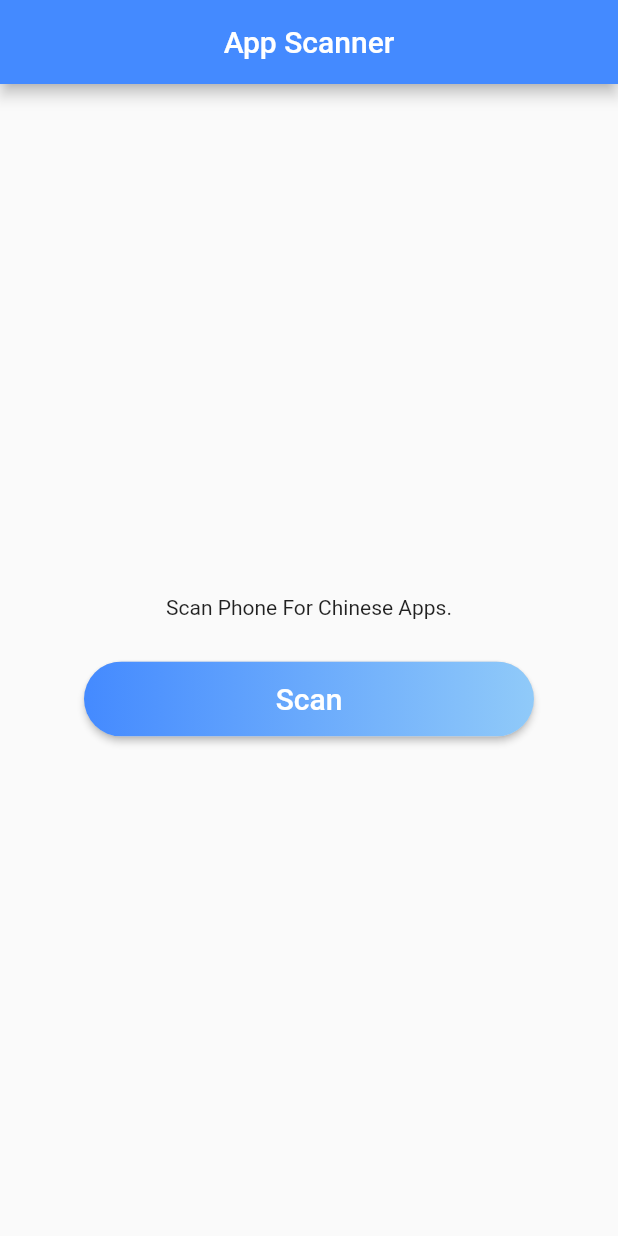
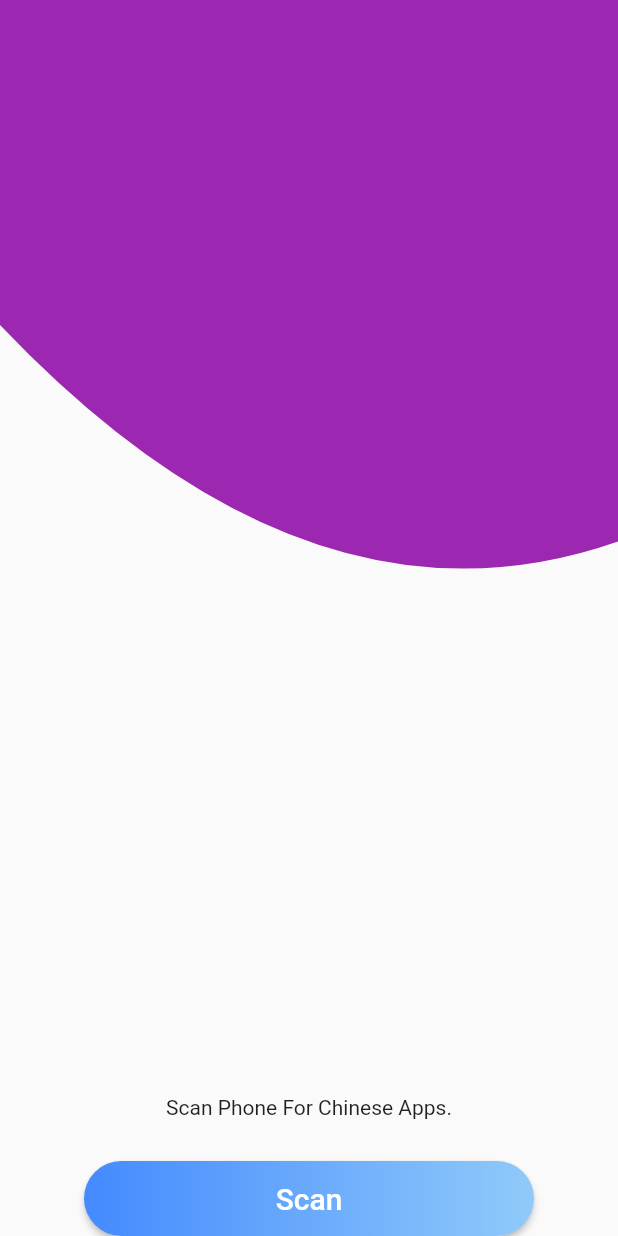
Before and after one commit to AlphaArtrem/app_scanner, a Flutter app: the screen it shows after launch, on a phone screen of 412 x 824 dp. Run offline on Flutter 3.47's test engine with Material 2 defaults, Android fonts, the phone set to English and light mode, and no system bars; our stand-ins replace flutter_spinkit; missing offline and left inert: android_intent, device_apps.

Commit message:
Added custom painter header to home

```diff
--- a/lib/screens/home.dart
+++ b/lib/screens/home.dart
@@ -1,4 +1,5 @@
 import 'package:appscanner/common/formatting.dart';
+import 'package:appscanner/common/painter.dart';
 import 'package:flutter/cupertino.dart';
 import 'package:flutter/material.dart';
 import 'package:device_apps/device_apps.dart';
@@ -65,16 +66,22 @@ class _HomeState extends State<Home> {
 
   @override
   Widget build(BuildContext context) {
+    Size size= MediaQuery.of(context).size;
     return Scaffold(
-      appBar: AppBar(
-        title: Text("App Scanner"),
-        centerTitle: true,
-        backgroundColor: Colors.blueAccent,
+      body: Column(
+        children: <Widget>[
+          Expanded(
+            child: Stack(
+              children: <Widget>[
+                Container(
+                  child: CustomPaint(
+                    size: Size(size.width, size.height),
+                    painter: TopPainter(Colors.purple),
                   ),
-      body: Center(
-          child: Column(
-            mainAxisAlignment: MainAxisAlignment.center,
-            children: <Widget>[
+                ),
+              ],
+            ),
+          ),
           !_loading ? Padding(
             padding: const EdgeInsets.all(8.0),
             child: Center(child: Text("Scan Phone For Chinese Apps.")),
@@ -121,7 +128,6 @@ class _HomeState extends State<Home> {
           ) : Container(),
         ],
       ),
-      ),
     );
   }
 }
```
Also changed, not shown: lib/common/painter.dart (added, +30 -0 lines). Lines whose indentation alone changed are shown as unchanged.
